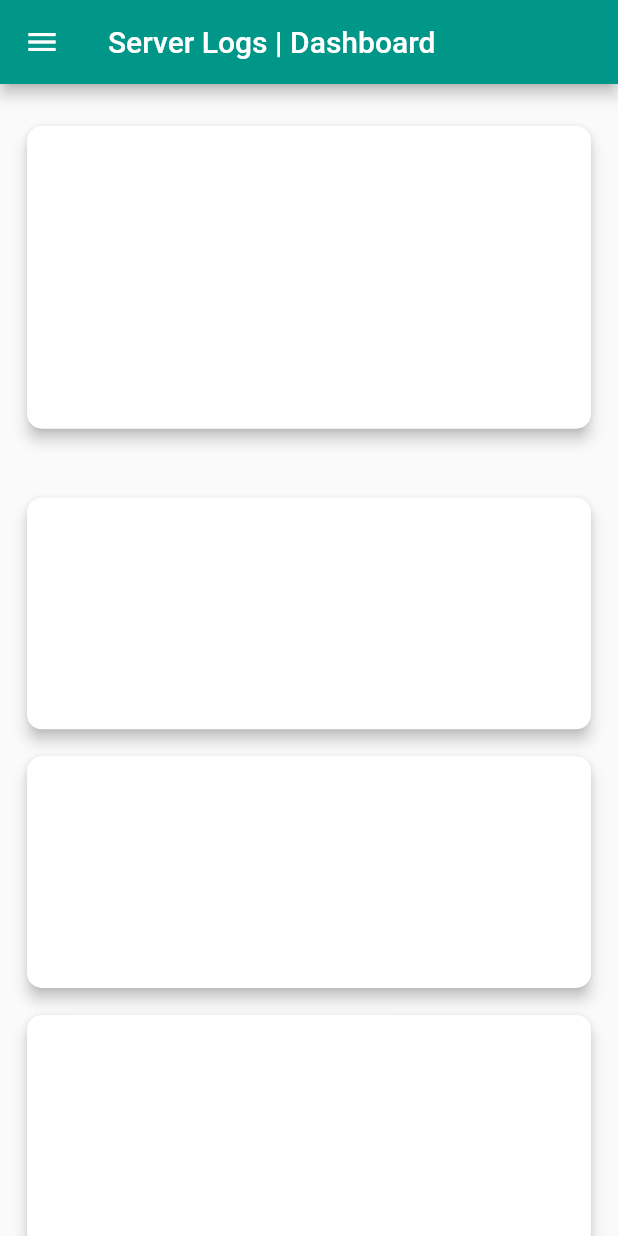
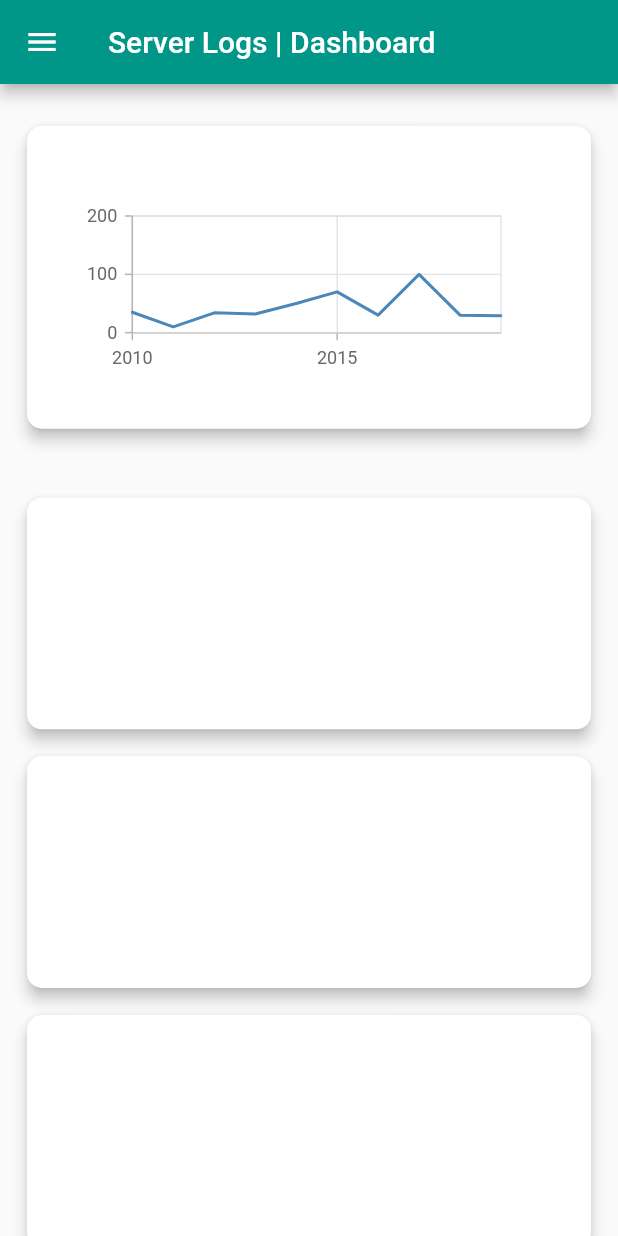
Before and after one commit to harry-hov/sih2020, a Flutter app: the screen it shows after launch, on a phone screen of 412 x 824 dp. Run offline on Flutter 3.47's test engine with Material 2 defaults, Android fonts, the light colour scheme and no system bars; our stand-ins replace syncfusion_flutter_charts, url_launcher_web.

Commit message:
main.dart: add line graph
Signed-off-by: Abhiti Darbar <darbarabhiti@gmail.com>

```diff
--- /dev/null
+++ b/lib/generated_plugin_registrant.dart
@@ -0,0 +1,16 @@
+//
+// Generated file. Do not edit.
+//
+
+// ignore: unused_import
+import 'dart:ui';
+
+import 'package:url_launcher_web/url_launcher_web.dart';
+
+import 'package:flutter_web_plugins/flutter_web_plugins.dart';
+
+// ignore: public_member_api_docs
+void registerPlugins(PluginRegistry registry) {
+  UrlLauncherPlugin.registerWith(registry.registrarFor(UrlLauncherPlugin));
+  registry.registerMessageHandler();
+}
--- a/lib/main.dart
+++ b/lib/main.dart
@@ -1,5 +1,5 @@
 import 'package:flutter/material.dart';
-
+import 'package:syncfusion_flutter_charts/charts.dart';
 void main() => runApp(MyApp());
 
 class MyApp extends StatelessWidget {
@@ -31,6 +31,18 @@ class _MyHomePageState extends State<MyHomePage> {
   Widget build(BuildContext context) {
     int count;
     double grid1, grid2;
+    final List<Data> chartData = [
+            Data(2010, 35),
+            Data(2011, 10),
+            Data(2012, 34),
+            Data(2013, 32),
+            Data(2014, 50),
+            Data(2015, 70),
+            Data(2016, 30),
+            Data(2017, 100),
+            Data(2018, 30),
+            Data(2019, 29),
+        ];
     if (MediaQuery.of(context).orientation == Orientation.landscape) {
       count = 2;
       grid1 = 2.9;
@@ -86,6 +98,18 @@ class _MyHomePageState extends State<MyHomePage> {
                         borderRadius: BorderRadius.circular(10.0),
                       ),
                       color: Colors.white,
+                      child: Container(
+                        padding: EdgeInsets.fromLTRB(30.0,50.0,50.0,30.0),
+                        child: SfCartesianChart(
+                          series: <ChartSeries>[
+                            LineSeries<Data, double>(
+                                dataSource: chartData,
+                                xValueMapper: (Data sales, _) => sales.date,
+                                yValueMapper: (Data sales, _) => sales.reqNo,
+                            )
+                          ]
+                        )
+                      )
                     ),
                   ),
                 ],
@@ -142,3 +166,9 @@ class _MyHomePageState extends State<MyHomePage> {
     );
   }
 }
+
+class Data {
+  Data(this.date, this.reqNo);
+    final double date;
+    final double reqNo;
+}
--- a/pubspec.yaml
+++ b/pubspec.yaml
@@ -19,7 +19,7 @@ environment:
 dependencies:
   flutter:
     sdk: flutter
-
+  syncfusion_flutter_charts: ^18.2.46
   # The following adds the Cupertino Icons font to your application.
   # Use with the CupertinoIcons class for iOS style icons.
   cupertino_icons: ^0.1.2
```
Also changed, not shown: pubspec.lock, 1 other file.
